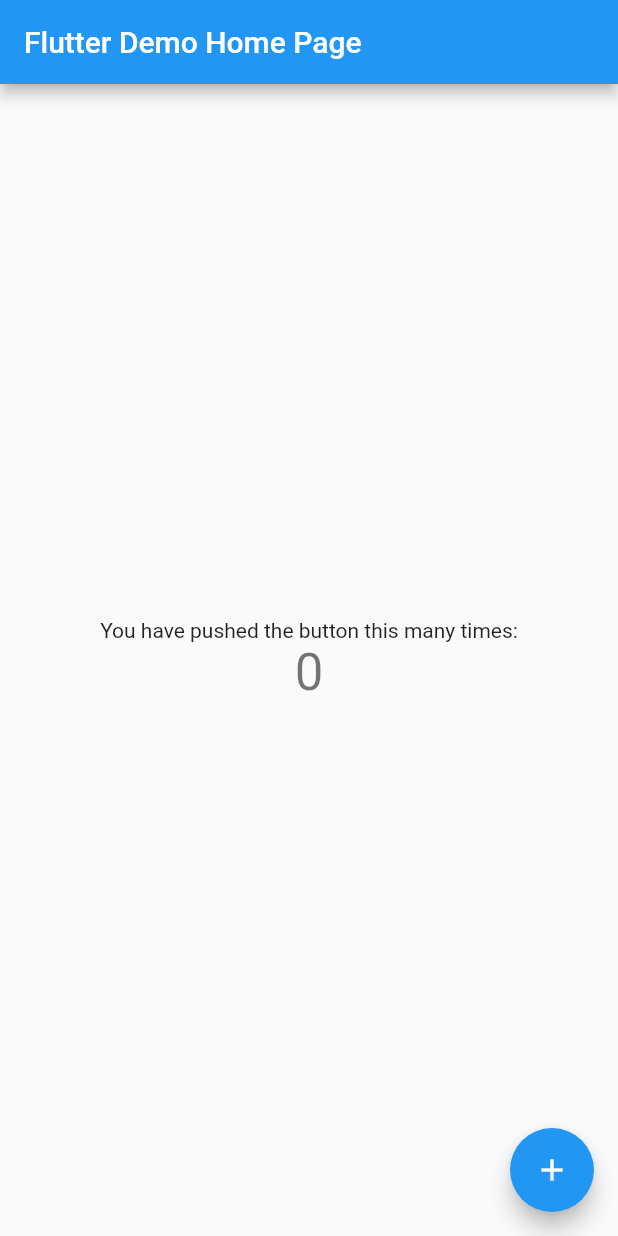
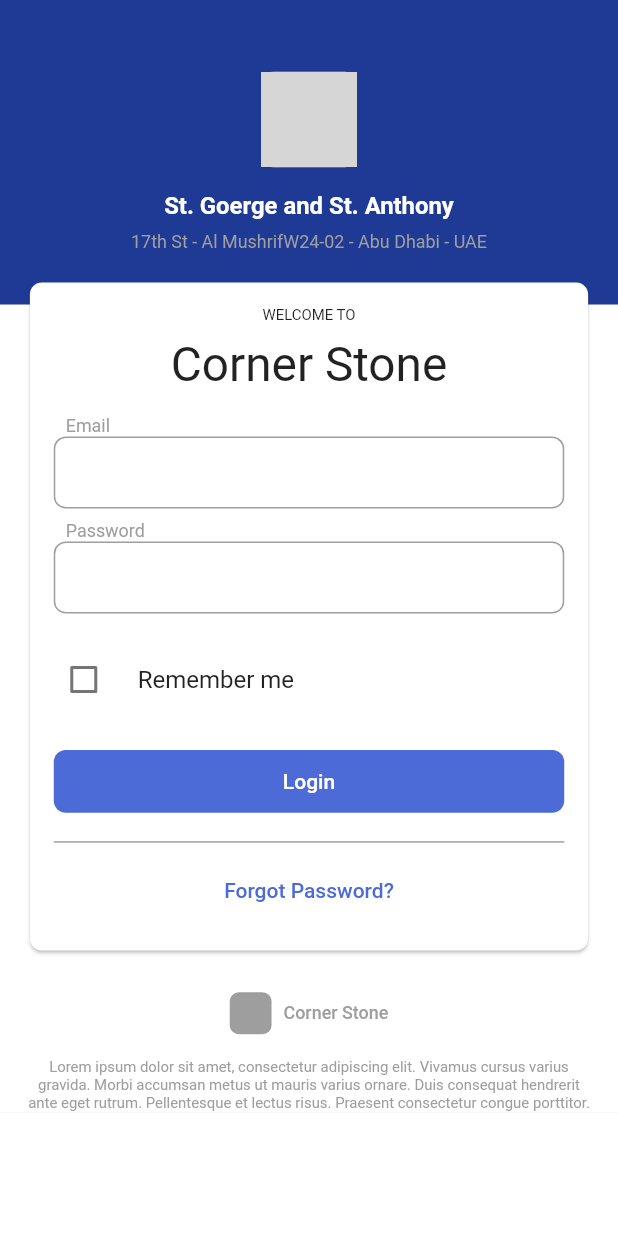
Before and after one commit to komangsidhiartha/showcase-0148d75c81eb280807, a Flutter app: the screen it shows after launch, on a phone screen of 412 x 824 dp. Run offline on Flutter 3.47's test engine with Material 2 defaults, Android fonts, the phone set to English and light mode, and no system bars; our stand-ins replace get; network calls fail; grey boxes are pictures that could not be loaded.

Commit message:
first login page

```diff
--- a/lib/main.dart
+++ b/lib/main.dart
@@ -1,66 +1,32 @@
 import 'package:flutter/material.dart';
+import 'package:flutter/services.dart';
+import 'package:get/get.dart';
+import 'package:showcase_1/src/_utils/size_config.dart';
+
+import 'src/_base/base_colors.dart';
+import 'src/login/login_page.dart';
 
 void main() {
-  runApp(MyApp());
+  runApp(GetMaterialApp(home: MyApp()));
 }
 
 class MyApp extends StatelessWidget {
   @override
   Widget build(BuildContext context) {
+    SizeConfig.init();
+    SystemChrome.setSystemUIOverlayStyle(
+      SystemUiOverlayStyle.dark.copyWith(
+        statusBarIconBrightness: Brightness.dark,
+      ),
+    );
+
     return MaterialApp(
       title: 'Flutter Demo',
       theme: ThemeData(
-        primarySwatch: Colors.blue,
+        primarySwatch: BaseColors.primaryMaterial,
         visualDensity: VisualDensity.adaptivePlatformDensity,
       ),
-      home: MyHomePage(title: 'Flutter Demo Home Page'),
+      home: const LoginPage(),
     );
   }
 }
-
-class MyHomePage extends StatefulWidget {
-  MyHomePage({Key key, this.title}) : super(key: key);
-
-  final String title;
-
-  @override
-  _MyHomePageState createState() => _MyHomePageState();
-}
-
-class _MyHomePageState extends State<MyHomePage> {
-  int _counter = 0;
-
-  void _incrementCounter() {
-    setState(() {
-      _counter++;
-    });
-  }
-
-  @override
-  Widget build(BuildContext context) {
-    return Scaffold(
-      appBar: AppBar(
-        title: Text(widget.title),
-      ),
-      body: Center(
-        child: Column(
-          mainAxisAlignment: MainAxisAlignment.center,
-          children: <Widget>[
-            Text(
-              'You have pushed the button this many times:',
-            ),
-            Text(
-              '$_counter',
-              style: Theme.of(context).textTheme.headline4,
-            ),
-          ],
-        ),
-      ),
-      floatingActionButton: FloatingActionButton(
-        onPressed: _incrementCounter,
-        tooltip: 'Increment',
-        child: Icon(Icons.add),
-      ),
-    );
-  }
-}
--- /dev/null
+++ b/lib/src/_base/base_colors.dart
@@ -0,0 +1,26 @@
+import 'package:flutter/material.dart';
+
+class BaseColors {
+  static Color get primary => const Color(0xFF1f3a94);
+  static MaterialColor get primaryMaterial => toMaterial(color: primary);
+
+  static Color get actionButtonColor => const Color(0xFF4c6bd7);
+
+  static MaterialColor toMaterial({Color color}) {
+    return MaterialColor(
+      color.value,
+      <int, Color>{
+        50: color,
+        100: color,
+        200: color,
+        300: color,
+        400: color,
+        500: color,
+        600: color,
+        700: color,
+        800: color,
+        900: color,
+      },
+    );
+  }
+}
--- /dev/null
+++ b/lib/src/_base/base_page.dart
@@ -0,0 +1,28 @@
+import 'package:flutter/material.dart';
+
+abstract class BasePage extends StatelessWidget {
+  const BasePage();
+
+  bool get isFullBody => false;
+
+  Widget buildAppBar();
+  Widget buildBody();
+
+  @override
+  Widget build(BuildContext context) {
+    return Scaffold(
+      backgroundColor: Colors.white,
+      extendBodyBehindAppBar: isFullBody,
+      appBar: buildAppBar(),
+      body: _buildBodyWrapper(),
+    );
+  }
+
+  Widget _buildBodyWrapper() {
+    if (isFullBody) {
+      return buildBody();
+    }
+
+    return SafeArea(child: buildBody());
+  }
+}
--- /dev/null
+++ b/lib/src/_base/base_text_form_field.dart
@@ -0,0 +1,49 @@
+import 'package:flutter/material.dart';
+import 'package:showcase_1/src/_utils/size_config.dart';
+
+class BaseTextFormField extends StatelessWidget {
+  final String formName;
+  final TextInputType keyboardType;
+  final bool secureInput;
+
+  const BaseTextFormField({
+    Key key,
+    this.formName,
+    this.secureInput = false,
+    this.keyboardType = TextInputType.text,
+  }) : super(key: key);
+
+  @override
+  Widget build(BuildContext context) {
+    return Column(
+      crossAxisAlignment: CrossAxisAlignment.start,
+      children: [
+        Padding(
+          padding: EdgeInsets.only(left: SizeConfig.scale(8)),
+          child: Text(
+            formName,
+            style: TextStyle(
+              color: Colors.grey,
+              fontSize: SizeConfig.scale(12),
+            ),
+          ),
+        ),
+        TextFormField(
+          style: TextStyle(fontSize: SizeConfig.scale(16)),
+          autocorrect: false,
+          keyboardType: keyboardType,
+          obscureText: secureInput,
+          decoration: InputDecoration(
+            contentPadding: EdgeInsets.symmetric(
+              vertical: 0,
+              horizontal: SizeConfig.scale(8),
+            ),
+            border: OutlineInputBorder(
+              borderRadius: BorderRadius.circular(SizeConfig.scale(8)),
+            ),
+          ),
+        ),
+      ],
+    );
+  }
+}
--- /dev/null
+++ b/lib/src/_base/bordered_avatar_view.dart
@@ -0,0 +1,35 @@
+import 'package:flutter/material.dart';
+import 'package:showcase_1/src/_utils/size_config.dart';
+
+class BorderedAvatarView extends StatelessWidget {
+  static const double _targetSize = 64;
+  final String url;
+  final double size;
+
+  const BorderedAvatarView({Key key, this.url, this.size}) : super(key: key);
+
+  @override
+  Widget build(BuildContext context) {
+    final borderWidth = 3 * size / SizeConfig.scale(_targetSize);
+    final borderRadius = 8 * size / SizeConfig.scale(_targetSize);
+    return Container(
+      width: size,
+      height: size,
+      decoration: BoxDecoration(
+        border: Border.all(
+          color: Colors.white,
+          width: SizeConfig.scale(borderWidth),
+        ),
+        borderRadius: BorderRadius.circular(
+          SizeConfig.scale(borderRadius),
+        ),
+        image: DecorationImage(
+          fit: BoxFit.cover,
+          image: NetworkImage(
+            url,
+          ),
+        ),
+      ),
+    );
+  }
+}
--- /dev/null
+++ b/lib/src/_utils/size_config.dart
@@ -0,0 +1,47 @@
+import 'package:flutter/material.dart';
+import 'package:get/get.dart';
+
+class SizeConfig {
+  static const double _targetWidth = 414.0;
+  static const double _targetHeight = 896.0;
+  static const double _targetDpi = 2.0;
+
+  static SizeConfig _shared;
+
+  double width;
+  double height;
+  double _dpi;
+  double _factor;
+  double _factorDpi;
+
+  static void init() {
+    _shared = SizeConfig();
+
+    final mediaQuery = MediaQuery.of(Get.context);
+    _shared.width = mediaQuery.size.shortestSide;
+    _shared.height = mediaQuery.size.longestSide;
+    _shared._dpi = mediaQuery.devicePixelRatio;
+
+    _shared._factor = _shared.width / _targetWidth;
+
+    final diagonals = _shared.height / _shared.width;
+    if (diagonals <= 1.5) {
+      _shared._factor *= (_targetHeight / _shared.height);
+    }
+
+    _shared._factorDpi = _shared._dpi / _targetDpi;
+
+    print("_shared.width ${_shared.width}");
+    print("_shared.height ${_shared.height}");
+    print("_shared._dpi ${_shared._dpi}");
+    print("_shared._factor ${_shared._factor}");
+  }
+
+  static double scale(double source) {
+    return source * _shared._factor;
+  }
+
+  static double _scale(double source) {
+    return source * _shared._factorDpi;
+  }
+}
--- /dev/null
+++ b/lib/src/login/login_page.dart
@@ -0,0 +1,239 @@
+import 'package:flutter/material.dart';
+import 'package:get/get.dart';
+import 'package:showcase_1/src/_base/base_colors.dart';
+import 'package:showcase_1/src/_base/base_text_form_field.dart';
+import 'package:showcase_1/src/_base/bordered_avatar_view.dart';
+import 'package:showcase_1/src/_utils/size_config.dart';
+
+import '../_base/base_page.dart';
+
+class LoginPage extends BasePage {
+  static const loremIpsum =
+      "Lorem ipsum dolor sit amet, consectetur adipiscing elit. Vivamus cursus "
+      "varius gravida. Morbi accumsan metus ut mauris varius ornare. Duis "
+      "consequat hendrerit ante eget rutrum. Pellentesque et lectus risus. "
+      "Praesent consectetur congue porttitor.";
+
+  const LoginPage();
+
+  @override
+  bool get isFullBody => true;
+
+  @override
+  Widget buildAppBar() {
+    return AppBar(
+      brightness: Brightness.dark,
+      backgroundColor: Colors.transparent,
+      shadowColor: Colors.transparent,
+    );
+  }
+
+  @override
+  Widget buildBody() {
+    return Stack(
+      children: [
+        Positioned.fill(
+          child: _buildBackground(),
+        ),
+        _buildContents(),
+      ],
+    );
+  }
+
+  Widget _buildBackground() {
+    return Container(
+      color: BaseColors.primary,
+      child: Column(
+        crossAxisAlignment: CrossAxisAlignment.center,
+        children: [
+          _columnSpacer(102),
+          Expanded(
+            child: Container(
+              color: Colors.white,
+            ),
+          ),
+        ],
+      ),
+    );
+  }
+
+  Widget _buildContents() {
+    return Container(
+      child: SingleChildScrollView(
+        child: Column(
+          crossAxisAlignment: CrossAxisAlignment.center,
+          mainAxisAlignment: MainAxisAlignment.start,
+          children: [
+            _columnSpacer(24),
+            ..._buildChurchDetails(),
+            Container(
+              width: double.infinity,
+              padding: EdgeInsets.all(SizeConfig.scale(16)),
+              child: _buildLoginForm(),
+            ),
+            _columnSpacer(4),
+            Row(
+              mainAxisAlignment: MainAxisAlignment.center,
+              crossAxisAlignment: CrossAxisAlignment.center,
+              children: [
+                Container(
+                  width: SizeConfig.scale(28),
+                  height: SizeConfig.scale(28),
+                  decoration: BoxDecoration(
+                    borderRadius: BorderRadius.circular(SizeConfig.scale(6)),
+                    color: Colors.grey,
+                  ),
+                ),
+                _columnSpacer(4),
+                Text(
+                  "Corner Stone",
+                  style: TextStyle(
+                    fontSize: SizeConfig.scale(12),
+                    color: Colors.grey,
+                    fontWeight: FontWeight.w500,
+                  ),
+                ),
+              ],
+            ),
+            _columnSpacer(8),
+            Container(
+              padding: EdgeInsets.symmetric(horizontal: SizeConfig.scale(16)),
+              child: Text(
+                loremIpsum,
+                textAlign: TextAlign.center,
+                style: TextStyle(
+                  color: Colors.grey,
+                  fontSize: SizeConfig.scale(10),
+                ),
+              ),
+            ),
+          ],
+        ),
+      ),
+    );
+  }
+
+  List<Widget> _buildChurchDetails() {
+    return [
+      BorderedAvatarView(
+        url:
+            "https://stanthony-wishlist.app/uploads/item_image-1599790343358.PNG",
+        size: SizeConfig.scale(64),
+      ),
+      _columnSpacer(8),
+      Text(
+        "St. Goerge and St. Anthony",
+        style: TextStyle(
+          color: Colors.white,
+          fontWeight: FontWeight.w700,
+          fontSize: SizeConfig.scale(16),
+        ),
+      ),
+      _columnSpacer(4),
+      Text(
+        "17th St - Al MushrifW24-02 - Abu Dhabi - UAE",
+        style: TextStyle(
+          color: Colors.grey,
+          fontSize: SizeConfig.scale(12),
+        ),
+      ),
+    ];
+  }
+
+  Widget _buildLoginForm() {
+    return Card(
+      shape: RoundedRectangleBorder(
+        borderRadius: BorderRadius.circular(
+          SizeConfig.scale(8),
+        ),
+      ),
+      child: Container(
+        width: double.infinity,
+        padding: EdgeInsets.all(SizeConfig.scale(16)),
+        child: Column(
+          children: [
+            Text(
+              "WELCOME TO",
+              style: TextStyle(
+                fontSize: SizeConfig.scale(10),
+              ),
+            ),
+            _columnSpacer(4),
+            Text(
+              "Corner Stone",
+              style: TextStyle(
+                fontSize: SizeConfig.scale(32),
+              ),
+            ),
+            _columnSpacer(8),
+            BaseTextFormField(
+              formName: "Email",
+              keyboardType: TextInputType.emailAddress,
+            ),
+            _columnSpacer(4),
+            BaseTextFormField(
+              formName: "Password",
+              secureInput: true,
+            ),
+            _columnSpacer(8),
+            ObxValue(
+              (checked) => CheckboxListTile(
+                title: Text("Remember me"),
+                controlAffinity: ListTileControlAffinity.leading,
+                contentPadding: EdgeInsets.all(0),
+                value: checked.value,
+                onChanged: (value) => checked.value = value,
+              ),
+              false.obs,
+            ),
+            _columnSpacer(8),
+            Container(
+              width: double.infinity,
+              child: FlatButton(
+                color: BaseColors.actionButtonColor,
+                shape: RoundedRectangleBorder(
+                  borderRadius: BorderRadius.circular(SizeConfig.scale(8)),
+                ),
+                onPressed: () {},
+                child: Container(
+                  padding: EdgeInsets.all(SizeConfig.scale(13)),
+                  child: Text(
+                    "Login",
+                    style: TextStyle(
+                      color: Colors.white,
+                    ),
+                  ),
+                ),
+              ),
+            ),
+            _columnSpacer(8),
+            Container(
+              width: double.infinity,
+              height: 1,
+              color: Colors.grey,
+            ),
+            _columnSpacer(4),
+            Container(
+              width: double.infinity,
+              child: FlatButton(
+                onPressed: () {},
+                child: Text(
+                  "Forgot Password?",
+                  style: TextStyle(
+                    color: BaseColors.actionButtonColor,
+                  ),
+                ),
+              ),
+            ),
+          ],
+        ),
+      ),
+    );
+  }
+
+  Widget _columnSpacer(double space) {
+    return Padding(
+      padding: EdgeInsets.all(SizeConfig.scale(space)),
+    );
+  }
+}
--- a/pubspec.yaml
+++ b/pubspec.yaml
@@ -28,6 +28,8 @@ dependencies:
   # The following adds the Cupertino Icons font to your application.
   # Use with the CupertinoIcons class for iOS style icons.
   cupertino_icons: ^0.1.3
+
+  get: 3.13.2
 
 dev_dependencies:
   flutter_test:
```
Also changed, not shown: 2 other files.
